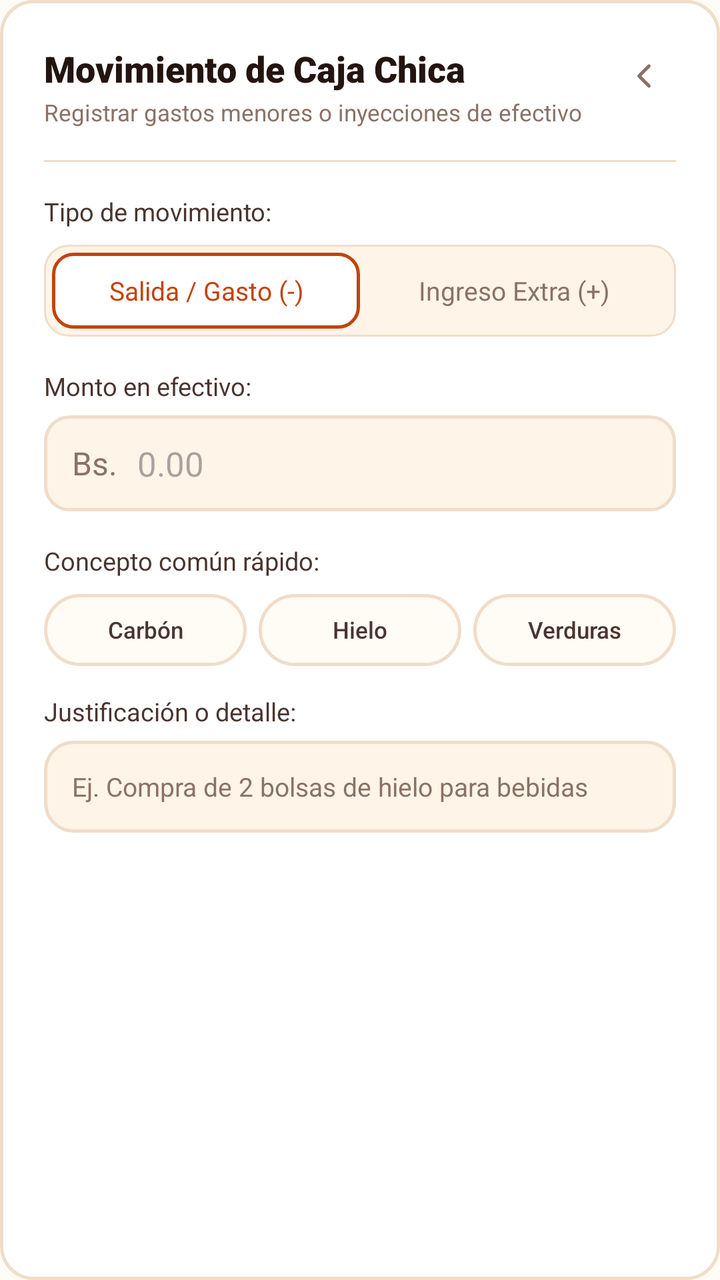
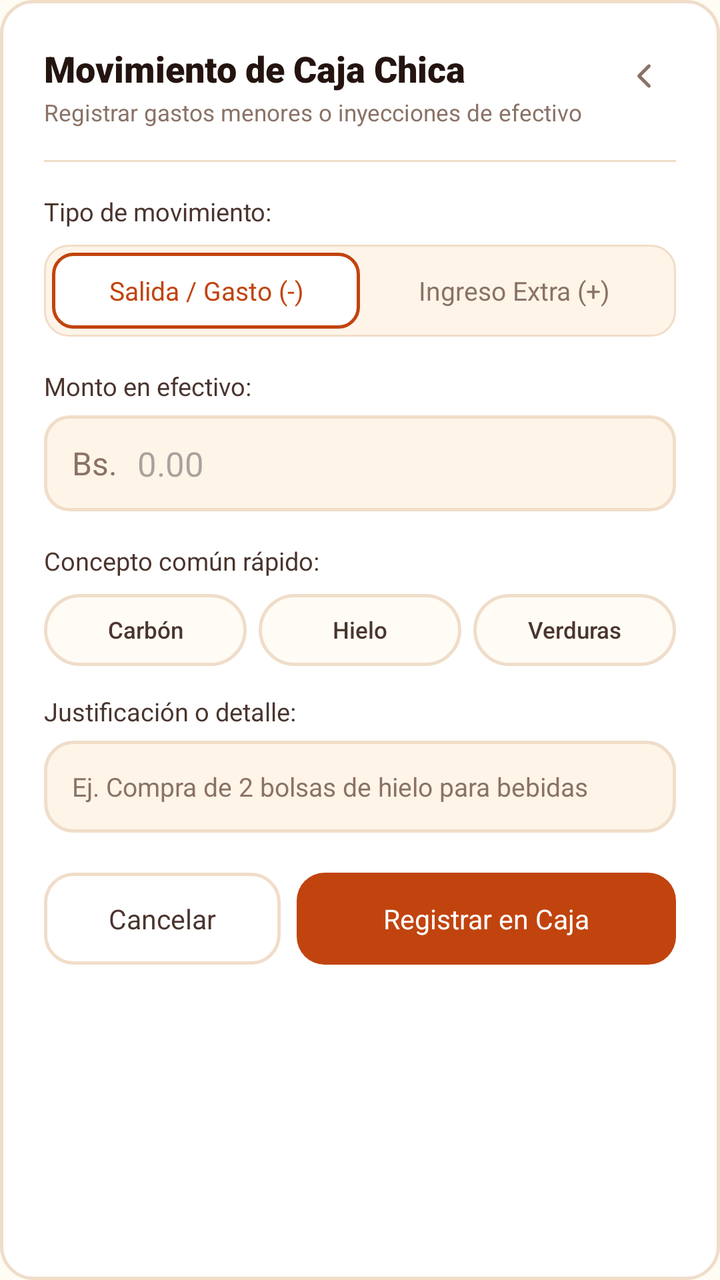

Two renders of the same Android screen: before a commit and after it. Below are the layout's source before the change and the commit's diff.
<!-- AndroidManifest.xml: application theme Theme.Pollogithub -->
<!-- res/layout/dialog_movimiento_caja.xml -->
<?xml version="1.0" encoding="utf-8"?>
<LinearLayout xmlns:android="http://schemas.android.com/apk/res/android"
    xmlns:app="http://schemas.android.com/apk/res-auto"
    style="@style/Widget.Pollo.Card.Order"
    android:layout_width="match_parent"
    android:layout_height="wrap_content"
    android:orientation="vertical"
    android:padding="@dimen/dialog_padding">

    
    <RelativeLayout
        android:layout_width="match_parent"
        android:layout_height="wrap_content"
        android:layout_marginBottom="16dp">

        <LinearLayout
            android:layout_width="wrap_content"
            android:layout_height="wrap_content"
            android:layout_alignParentStart="true"
            android:orientation="vertical">

            <TextView
                android:textAppearance="@style/TextAppearance.Pollo.Title.Medium"
                android:layout_width="wrap_content"
                android:layout_height="wrap_content"
                android:text="Movimiento de Caja Chica" />

            <TextView
                android:textAppearance="@style/TextAppearance.Pollo.Subtitle"
                android:layout_width="wrap_content"
                android:layout_height="wrap_content"
                android:layout_marginTop="@dimen/spacing_2xs"
                android:text="Registrar gastos menores o inyecciones de efectivo" />
        </LinearLayout>

        <ImageView
            android:id="@+id/btnCloseMovimiento"
            android:layout_width="32dp"
            android:layout_height="32dp"
            android:layout_alignParentEnd="true"
            android:background="?attr/selectableItemBackgroundBorderless"
            android:padding="6dp"
            android:src="@drawable/ic_back_arrow"
            app:tint="@color/char_400" />
    </RelativeLayout>

    <View
        style="@style/Widget.Pollo.Divider"
        android:layout_marginBottom="16dp" />

    
    <TextView
        android:layout_width="wrap_content"
        android:layout_height="wrap_content"
        android:fontFamily="sans-serif-bold"
        android:text="Tipo de movimiento:"
        android:textColor="@color/char_700"
        android:textSize="12.5sp" />

    <LinearLayout
        android:layout_width="match_parent"
        android:layout_height="46dp"
        android:layout_marginTop="8dp"
        android:background="@drawable/bg_order_mode_container"
        android:orientation="horizontal"
        android:padding="4dp">

        <TextView
            android:id="@+id/btnTipoEgreso"
            android:layout_width="0dp"
            android:layout_height="match_parent"
            android:layout_weight="1"
            android:background="@drawable/bg_order_mode_active"
            android:fontFamily="sans-serif-bold"
            android:gravity="center"
            android:text="Salida / Gasto (-)"
            android:textColor="@color/ember_600"
            android:textSize="13sp" />

        <TextView
            android:id="@+id/btnTipoIngreso"
            android:layout_width="0dp"
            android:layout_height="match_parent"
            android:layout_weight="1"
            android:background="@android:color/transparent"
            android:fontFamily="sans-serif"
            android:gravity="center"
            android:text="Ingreso Extra (+)"
            android:textColor="@color/char_400"
            android:textSize="13sp" />
    </LinearLayout>

    
    <TextView
        android:layout_width="wrap_content"
        android:layout_height="wrap_content"
        android:layout_marginTop="16dp"
        android:fontFamily="sans-serif-bold"
        android:text="Monto en efectivo:"
        android:textColor="@color/char_700"
        android:textSize="12.5sp" />

    <LinearLayout
        android:layout_width="match_parent"
        android:layout_height="48dp"
        android:layout_marginTop="6dp"
        android:background="@drawable/bg_cash_input"
        android:gravity="center_vertical"
        android:paddingHorizontal="14dp">

        <TextView
            android:layout_width="wrap_content"
            android:layout_height="wrap_content"
            android:fontFamily="sans-serif-bold"
            android:text="Bs."
            android:textColor="@color/char_400"
            android:textSize="16sp" />

        <EditText
            android:id="@+id/etMontoMovimiento"
            android:layout_width="match_parent"
            android:layout_height="match_parent"
            android:background="@null"
            android:fontFamily="sans-serif-bold"
            android:hint="0.00"
            android:importantForAutofill="no"
            android:inputType="numberDecimal"
            android:paddingHorizontal="10dp"
            android:textColor="@color/char_900"
            android:textSize="17sp" />
    </LinearLayout>

    
    <TextView
        android:layout_width="wrap_content"
        android:layout_height="wrap_content"
        android:layout_marginTop="16dp"
        android:fontFamily="sans-serif-bold"
        android:text="Concepto común rápido:"
        android:textColor="@color/char_700"
        android:textSize="12.5sp" />

    <LinearLayout
        android:layout_width="match_parent"
        android:layout_height="wrap_content"
        android:layout_marginTop="8dp"
        android:orientation="horizontal">

        <TextView
            android:id="@+id/chipMotivoCarbon"
            android:layout_width="0dp"
            android:layout_height="36dp"
            android:layout_marginEnd="6dp"
            android:layout_weight="1"
            android:background="@drawable/bg_chip_unselected"
            android:fontFamily="sans-serif-medium"
            android:gravity="center"
            android:text="Carbón"
            android:textColor="@color/char_700"
            android:textSize="11.5sp" />

        <TextView
            android:id="@+id/chipMotivoHielo"
            android:layout_width="0dp"
            android:layout_height="36dp"
            android:layout_marginEnd="6dp"
            android:layout_weight="1"
            android:background="@drawable/bg_chip_unselected"
            android:fontFamily="sans-serif-medium"
            android:gravity="center"
            android:text="Hielo"
            android:textColor="@color/char_700"
            android:textSize="11.5sp" />

        <TextView
            android:id="@+id/chipMotivoVerduras"
            android:layout_width="0dp"
            android:layout_height="36dp"
            android:layout_weight="1"
            android:background="@drawable/bg_chip_unselected"
            android:fontFamily="sans-serif-medium"
            android:gravity="center"
            android:text="Verduras"
            android:textColor="@color/char_700"
            android:textSize="11.5sp" />
    </LinearLayout>

    <TextView
        android:layout_width="wrap_content"
        android:layout_height="wrap_content"
        android:layout_marginTop="14dp"
        android:fontFamily="sans-serif-bold"
        android:text="Justificación o detalle:"
        android:textColor="@color/char_700"
        android:textSize="12.5sp" />

    <EditText
        android:id="@+id/etConceptoMovimiento"
        android:layout_width="match_parent"
        android:layout_height="46dp"
        android:layout_marginTop="6dp"
        android:background="@drawable/bg_input_field"
        android:fontFamily="sans-serif"
        android:hint="Ej. Compra de 2 bolsas de hielo para bebidas"
        android:importantForAutofill="no"
        android:inputType="textCapSentences"
        android:paddingHorizontal="14dp"
        android:textColor="@color/char_900"
        android:textColorHint="@color/char_400"
        android:textSize="13sp" />

    
    <LinearLayout
        android:layout_width="match_parent"
        android:layout_height="wrap_content"
        android:layout_marginTop="20dp"
        android:orientation="horizontal">

        <androidx.appcompat.widget.AppCompatButton
            android:id="@+id/btnCancelarMovimiento"
            style="@style/Widget.Pollo.Button.Outline.Medium"
            android:layout_width="0dp"
            android:layout_marginEnd="8dp"
            android:layout_weight="1"
            android:text="Cancelar" />

        <androidx.appcompat.widget.AppCompatButton
            android:id="@+id/btnGuardarMovimiento"
            style="@style/Widget.Pollo.Button.Primary.Medium"
            android:layout_width="0dp"
            android:layout_weight="1.6"
            android:text="Registrar en Caja" />
    </LinearLayout>
</LinearLayout>
<!-- resources referenced by this layout -->
<resources>
  <color name="char_400">#8A7266</color>
  <color name="char_700">#4A352E</color>
  <color name="char_900">#241410</color>
  <color name="ember_600">#C1440E</color>
  <dimen name="dialog_padding">22dp</dimen>
  <dimen name="spacing_2xs">2dp</dimen>
  <!-- drawable bg_cash_input (drawable) -->
  <?xml version="1.0" encoding="utf-8"?>
  <shape xmlns:android="http://schemas.android.com/apk/res/android"
      android:shape="rectangle">
      <solid android:color="@color/paper_100" />
      <stroke
          android:width="1.5dp"
          android:color="@color/line_color" />
      <corners android:radius="12dp" />
  </shape>
  <!-- drawable bg_order_mode_active (drawable) -->
  <?xml version="1.0" encoding="utf-8"?>
  <shape xmlns:android="http://schemas.android.com/apk/res/android">
      <solid android:color="@color/white"/>
      <corners android:radius="10dp"/>
      <stroke android:width="1.5dp" android:color="@color/ember_600"/>
  </shape>
  <!-- drawable bg_order_mode_container (drawable) -->
  <?xml version="1.0" encoding="utf-8"?>
  <shape xmlns:android="http://schemas.android.com/apk/res/android">
      <solid android:color="@color/paper_100"/>
      <corners android:radius="12dp"/>
      <stroke android:width="1dp" android:color="@color/line_color"/>
  </shape>
  <style name="TextAppearance.Pollo.Subtitle" parent="TextAppearance.Pollo">
          <item name="android:fontFamily">sans-serif</item>
          <item name="android:textColor">@color/char_400</item>
          <item name="android:textSize">@dimen/text_size_caption</item>
      </style>
  <style name="TextAppearance.Pollo.Title.Medium" parent="TextAppearance.Pollo.Title">
          <item name="android:fontFamily">sans-serif-black</item>
          <item name="android:textColor">@color/char_900</item>
          <item name="android:textSize">@dimen/text_size_title_medium</item>
      </style>
  <style name="Widget.Pollo.Button.Outline.Medium" parent="Widget.Pollo.Button.Outline">
          <item name="android:minHeight">@dimen/btn_height_medium</item>
          <item name="android:paddingHorizontal">@dimen/spacing_l</item>
      </style>
  <style name="Widget.Pollo.Button.Primary.Medium" parent="Widget.Pollo.Button.Primary">
          <item name="android:minHeight">@dimen/btn_height_medium</item>
          <item name="android:textSize">@dimen/text_size_btn_medium</item>
          <item name="android:paddingHorizontal">@dimen/spacing_l</item>
      </style>
  <style name="Widget.Pollo.Card.Order" parent="Widget.Pollo.Card">
          <item name="android:background">@drawable/bg_order_card</item>
          <item name="android:padding">@dimen/card_padding_standard</item>
      </style>
  <style name="Widget.Pollo.Divider" parent="Widget.Pollo">
          <item name="android:layout_width">match_parent</item>
          <item name="android:layout_height">1dp</item>
          <item name="android:background">@color/line_color</item>
      </style>
  <style name="Theme.Pollogithub" parent="Base.Theme.Pollogithub" />
  <color name="paper_100">#FFF4E8</color>
  <color name="line_color">#F0DDC9</color>
  <color name="paper_50">#FFFBF5</color>
  <color name="white">#FFFFFFFF</color>
  <style name="TextAppearance.Pollo" parent="android:TextAppearance" />
  <dimen name="text_size_caption">11.5sp</dimen>
  <style name="TextAppearance.Pollo.Title" parent="TextAppearance.Pollo" />
  <dimen name="text_size_title_medium">18sp</dimen>
  <dimen name="btn_height_medium">46dp</dimen>
  <dimen name="spacing_l">16dp</dimen>
  <dimen name="text_size_btn_medium">13.5sp</dimen>
  <style name="Widget.Pollo.Card" parent="" />
  <dimen name="card_padding_standard">14dp</dimen>
  <style name="Widget.Pollo" parent="" />
  <style name="Widget.Pollo.Button" parent="Widget.AppCompat.Button" />
  <dimen name="btn_height_primary">52dp</dimen>
  <dimen name="text_size_btn_primary">15sp</dimen>
  <dimen name="spacing_xl">20dp</dimen>
  <color name="ember_100">#FFE4D1</color>
  <color name="ember_700">#9C2F0E</color>
  <!-- unchanged entries left out for length: 9 -->
</resources>

<!-- the commit's change to res/layout/dialog_movimiento_caja.xml (unified diff, before → after) -->
@@ -46,6 +46,8 @@
 
     <View
         style="@style/Widget.Pollo.Divider"
+        android:layout_width="match_parent"
+        android:layout_height="1dp"
         android:layout_marginBottom="16dp" />
 
     
@@ -220,6 +222,7 @@
             android:id="@+id/btnCancelarMovimiento"
             style="@style/Widget.Pollo.Button.Outline.Medium"
             android:layout_width="0dp"
+            android:layout_height="@dimen/btn_height_medium"
             android:layout_marginEnd="8dp"
             android:layout_weight="1"
             android:text="Cancelar" />
@@ -228,6 +231,7 @@
             android:id="@+id/btnGuardarMovimiento"
             style="@style/Widget.Pollo.Button.Primary.Medium"
             android:layout_width="0dp"
+            android:layout_height="@dimen/btn_height_medium"
             android:layout_weight="1.6"
             android:text="Registrar en Caja" />
     </LinearLayout>
